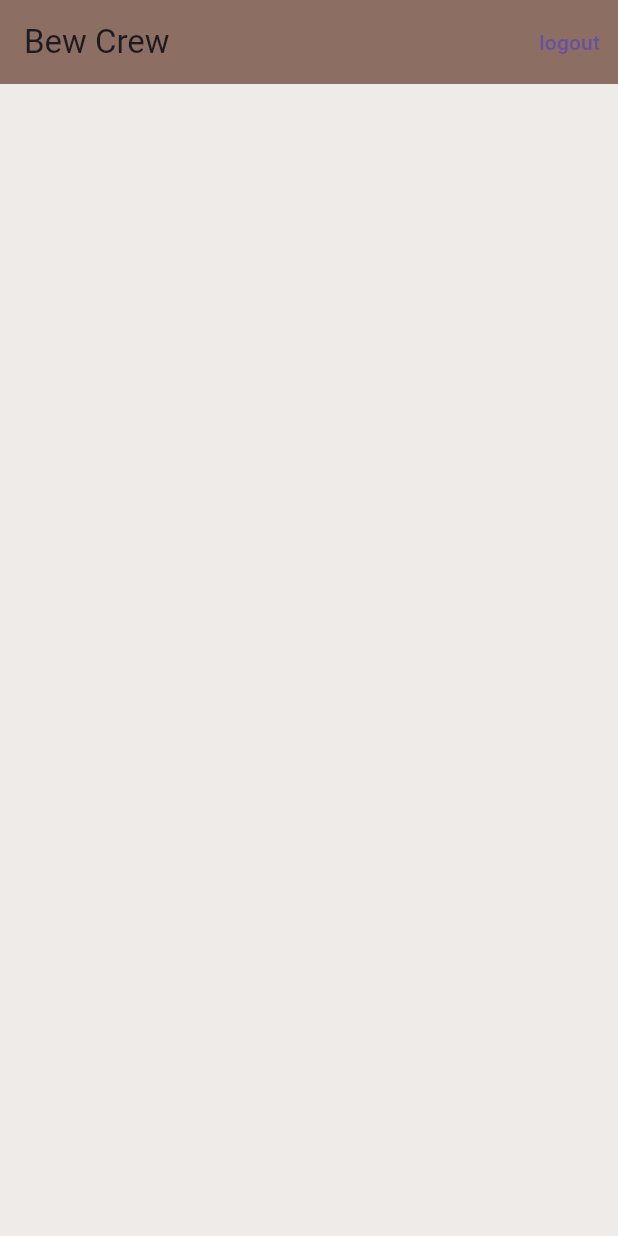
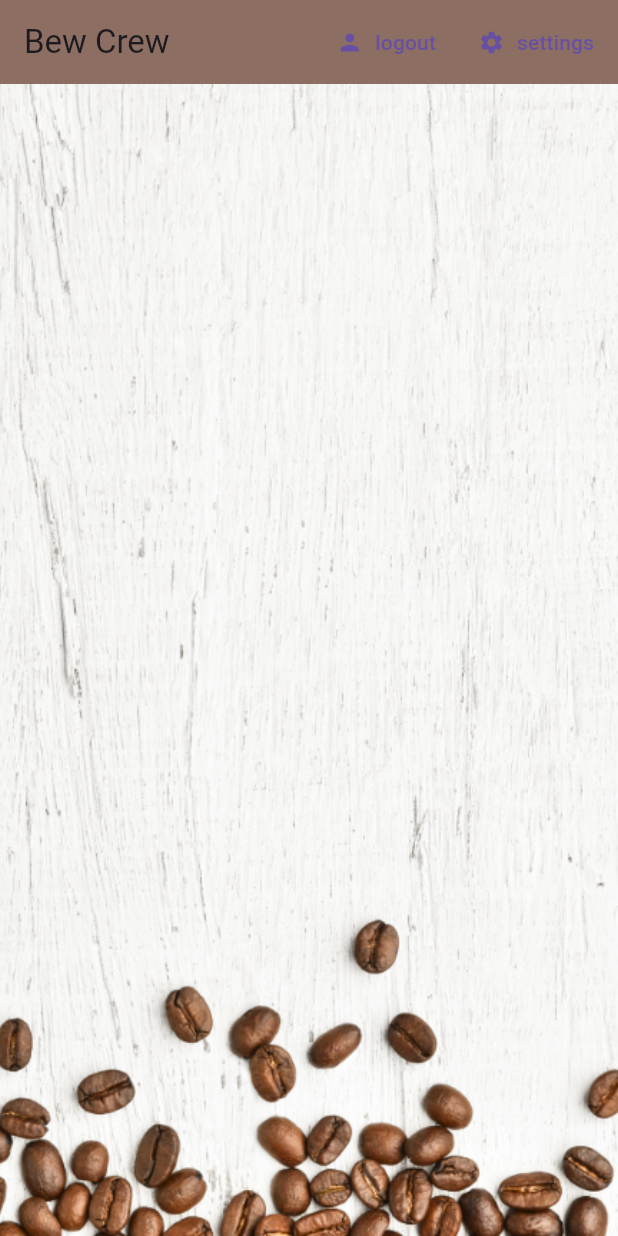
Before and after one commit to FabioFPaulo/Flutter, a Flutter app: the screen it shows once a user with an empty profile is signed in, after a tap on "logout", on a phone screen of 412 x 824 dp. Run offline on Flutter 3.47's test engine with Material 3 defaults, Android fonts, the phone set to English and light mode, and no system bars; our stand-ins replace bloc, cloud_firestore, equatable, firebase_auth, firebase_core, flutter_bloc and 3 more; accounts and stored records are empty; network calls fail.

Commit message:
flutter firebase with updating data

```diff
--- /dev/null
+++ b/flutter_firebase/lib/models/brew.dart
@@ -0,0 +1,7 @@
+class Brew {
+  final String name;
+  final String sugars;
+  final int strength;
+
+  Brew({required this.name, required this.sugars, required this.strength});
+}
--- a/flutter_firebase/lib/models/user.dart
+++ b/flutter_firebase/lib/models/user.dart
@@ -9,3 +9,17 @@ class MyUser {
     return MyUser(uid: user.uid);
   }
 }
+
+class UserData {
+  final String uid;
+  final String name;
+  final String sugars;
+  final int strength;
+
+  UserData({
+    required this.uid,
+    required this.name,
+    required this.sugars,
+    required this.strength,
+  });
+}
--- /dev/null
+++ b/flutter_firebase/lib/screens/home/brew_list.dart
@@ -0,0 +1,25 @@
+import 'package:flutter/material.dart';
+import 'package:flutter_firebase/models/brew.dart';
+import 'package:flutter_firebase/screens/home/brew_tile.dart';
+import 'package:provider/provider.dart';
+
+class BrewList extends StatefulWidget {
+  const BrewList({super.key});
+
+  @override
+  State<BrewList> createState() => _BrewListState();
+}
+
+class _BrewListState extends State<BrewList> {
+  @override
+  Widget build(BuildContext context) {
+    final brews = Provider.of<List<Brew>?>(context) ?? [];
+
+    return ListView.builder(
+      itemCount: brews.length,
+      itemBuilder: (context, index) {
+        return BrewTile(brew: brews[index]);
+      },
+    );
+  }
+}
--- a/flutter_firebase/lib/screens/home/home.dart
+++ b/flutter_firebase/lib/screens/home/home.dart
@@ -1,26 +1,64 @@
 import 'package:flutter/material.dart';
+import 'package:flutter_firebase/models/brew.dart';
+import 'package:flutter_firebase/screens/home/brew_list.dart';
+import 'package:flutter_firebase/screens/home/settings_form.dart';
 import 'package:flutter_firebase/services/auth.dart';
+import 'package:flutter_firebase/services/database.dart';
+import 'package:provider/provider.dart';
 
 class Home extends StatelessWidget {
   const Home({super.key});
 
   @override
   Widget build(BuildContext context) {
+    void showSettingsPanel() {
+      showModalBottomSheet(
+        context: context,
+        builder: (context) {
+          return Container(
+            padding: EdgeInsets.symmetric(vertical: 20.0, horizontal: 60.0),
+            child: SettingsFormState(),
+          );
+        },
+      );
+    }
+
     final AuthService _auth = AuthService();
-    return Scaffold(
+    return StreamProvider<List<Brew>?>.value(
+      value: DatabaseService(uid: '').brews,
+      initialData: null,
+      child: Scaffold(
         backgroundColor: Colors.brown[50],
         appBar: AppBar(
           title: Text("Bew Crew"),
           backgroundColor: Colors.brown[400],
           elevation: 0.0,
           actions: [
-          TextButton(
+            TextButton.icon(
               onPressed: () async {
                 await _auth.signOut();
               },
-            child: Text("logout"),
+              icon: Icon(Icons.person),
+              label: Text("logout"),
+            ),
+            TextButton.icon(
+              onPressed: () {
+                showSettingsPanel();
+              },
+              label: Text('settings'),
+              icon: Icon(Icons.settings),
             ),
           ],
+        ),
+        body: Container(
+          decoration: BoxDecoration(
+            image: DecorationImage(
+              image: AssetImage('assets/coffee_bg.png'),
+              fit: BoxFit.cover,
+            ),
+          ),
+          child: BrewList(),
+        ),
       ),
     );
   }
--- /dev/null
+++ b/flutter_firebase/lib/services/database.dart
@@ -0,0 +1,48 @@
+import 'package:cloud_firestore/cloud_firestore.dart';
+import 'package:flutter_firebase/models/brew.dart';
+import 'package:flutter_firebase/models/user.dart';
+
+class DatabaseService {
+  final String uid;
+
+  DatabaseService({required this.uid});
+
+  final CollectionReference brewCollection = FirebaseFirestore.instance
+      .collection('brews');
+
+  Future updateUserData(String sugars, String name, int strength) async {
+    return await brewCollection.doc(uid).set({
+      'sugars': sugars,
+      'name': name,
+      'strength': strength,
+    });
+  }
+
+  List<Brew> _brewListFromSnapshot(QuerySnapshot snapshot) {
+    return snapshot.docs.map((doc) {
+      return Brew(
+        name: doc.get('name') ?? '',
+        strength: doc.get('strength') ?? 0,
+        sugars: doc.get('sugars') ?? '0',
+      );
+    }).toList();
+  }
+
+  UserData _userDataFromSnapshot(DocumentSnapshot snapshot) {
+    return UserData(
+      uid: uid,
+      name: snapshot.get('name'),
+      sugars: snapshot.get('sugars'),
+      strength: snapshot.get('strength'),
+    );
+  }
+
+  Stream<List<Brew>> get brews {
+    return brewCollection.snapshots().map(_brewListFromSnapshot);
+  }
+
+  // get user doc stream
+  Stream<UserData> get userData {
+    return brewCollection.doc(uid).snapshots().map(_userDataFromSnapshot);
+  }
+}
```
Also changed, not shown: flutter_firebase/lib/screens/home/brew_tile.dart (added, +26 -0 lines), flutter_firebase/lib/screens/home/settings_form.dart (added, +109 -0 lines), flutter_firebase/lib/services/auth.dart (+6 -1 lines), flutter_firebase/pubspec.yaml (+52 -51 lines), flutter_firebase/assets/coffee_bg.png (added), flutter_firebase/assets/coffee_icon.png (added), flutter_firebase/pubspec.lock, 3 other files. Lines whose indentation alone changed are shown as unchanged.
